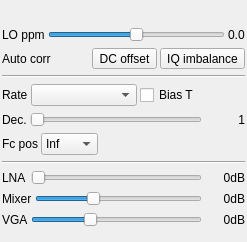
The window that plugins/samplesource/airspy/airspygui.ui (f4exb/sdrangel) describes before a commit, drawn with Qt 5.
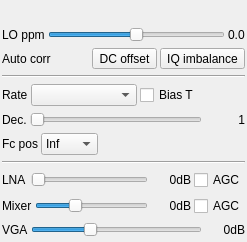
The same window after the commit. Custom widgets are drawn as their Qt base class.

The edit to the form file:
```diff
--- a/plugins/samplesource/airspy/airspygui.ui
+++ b/plugins/samplesource/airspy/airspygui.ui
@@ -338,7 +338,7 @@
        </property>
       </widget>
      </item>
-     <item row="0" column="2">
+     <item row="0" column="3">
       <widget class="QLabel" name="lnaGainText">
        <property name="minimumSize">
         <size>
@@ -346,6 +346,9 @@
          <height>0</height>
         </size>
        </property>
+       <property name="lineWidth">
+        <number>1</number>
+       </property>
        <property name="text">
         <string>0dB</string>
        </property>
@@ -354,6 +357,16 @@
        </property>
       </widget>
      </item>
+     <item row="0" column="4">
+      <widget class="QCheckBox" name="lnaAGC">
+       <property name="toolTip">
+        <string>Toggle LNA AGC</string>
+       </property>
+       <property name="text">
+        <string>AGC</string>
+       </property>
+      </widget>
+     </item>
     </layout>
    </item>
    <item>
@@ -406,6 +419,16 @@
        </property>
       </widget>
      </item>
+     <item row="0" column="3">
+      <widget class="QCheckBox" name="mixAGC">
+       <property name="toolTip">
+        <string>Toggle mixer AGC</string>
+       </property>
+       <property name="text">
+        <string>AGC</string>
+       </property>
+      </widget>
+     </item>
     </layout>
    </item>
    <item>
@@ -463,17 +486,17 @@
   </layout>
  </widget>
  <customwidgets>
+  <customwidget>
+   <class>ButtonSwitch</class>
+   <extends>QToolButton</extends>
+   <header>gui/buttonswitch.h</header>
+  </customwidget>
   <customwidget>
    <class>ValueDial</class>
    <extends>QWidget</extends>
    <header>gui/valuedial.h</header>
    <container>1</container>
   </customwidget>
-  <customwidget>
-   <class>ButtonSwitch</class>
-   <extends>QToolButton</extends>
-   <header>gui/buttonswitch.h</header>
-  </customwidget>
  </customwidgets>
  <resources/>
  <connections/>
```
